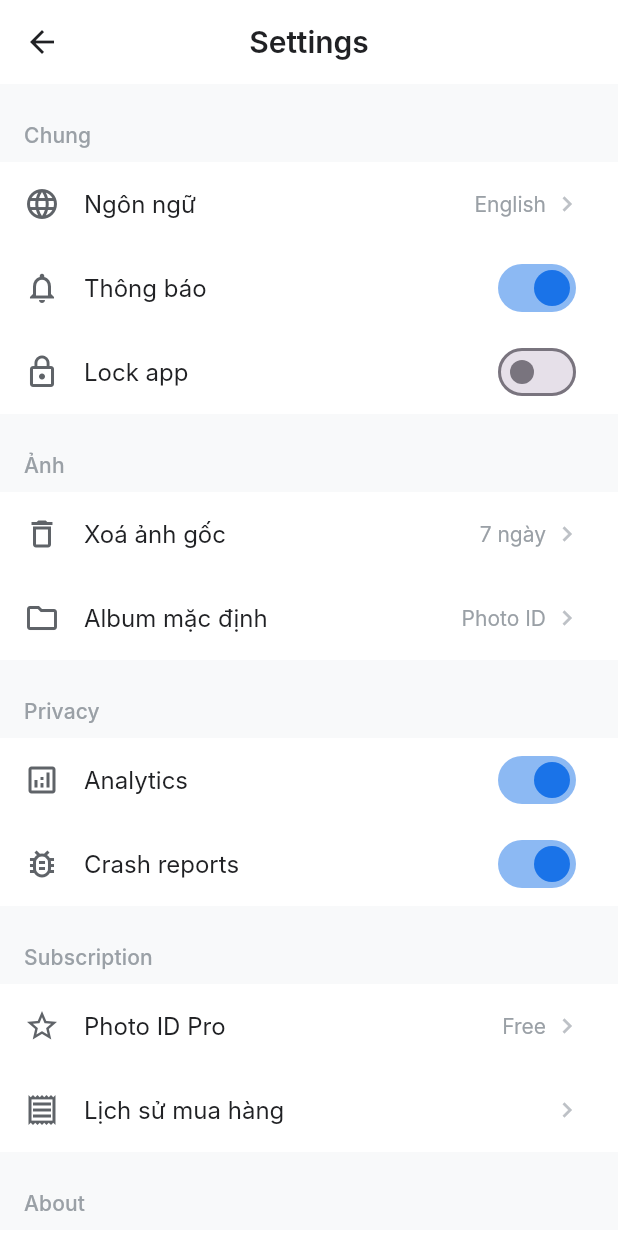
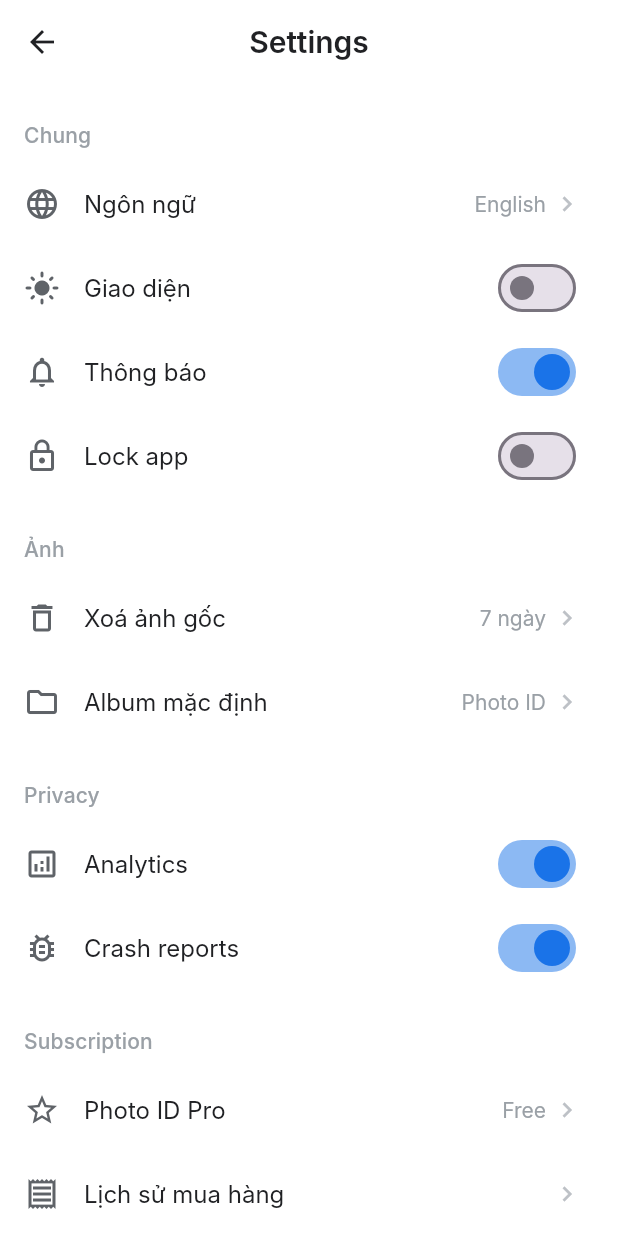
Before and after one commit to ngovan960/photo, a Flutter app: the SettingsScreen screen opened by its route, on a phone screen of 412 x 824 dp. Run offline on Flutter 3.47's test engine with Material 3 defaults, Android fonts, the phone set to English and light mode, and no system bars; our stand-ins replace camera, flutter_riverpod, go_router, share_plus; missing offline and left inert: google_mlkit_face_detection; Roboto replaces fonts that are missing (Inter).

Commit message:
Add Dark Mode toggle
- ThemeProvider with light/dark/system modes
- Dark theme colors (AppDarkColors)
- Settings screen with theme switch
- 64 tests passing

```diff
--- a/lib/core/theme/app_colors.dart
+++ b/lib/core/theme/app_colors.dart
@@ -42,3 +42,25 @@ class AppColors {
   static const Color bgRed = Color(0xFFDC3545);
   static const Color bgGray = Color(0xFFB0BEC5);
 }
+
+class AppDarkColors {
+  // Background
+  static const Color background = Color(0xFF121212);
+  static const Color surface = Color(0xFF1E1E1E);
+  static const Color surfaceVariant = Color(0xFF2C2C2C);
+
+  // Text
+  static const Color textPrimary = Color(0xFFE0E0E0);
+  static const Color textSecondary = Color(0xFF9E9E9E);
+
+  // Border
+  static const Color border = Color(0xFF3C3C3C);
+  static const Color divider = Color(0xFF2C2C2C);
+
+  // Same as light for semantic colors
+  static const Color primary = Color(0xFF90CAF9);       // Lighter blue for dark
+  static const Color primarySurface = Color(0xFF1A3A5C);
+  static const Color success = Color(0xFF81C784);
+  static const Color warning = Color(0xFFFFD54F);
+  static const Color error = Color(0xFFEF9A9A);
+}
--- a/lib/core/theme/app_theme.dart
+++ b/lib/core/theme/app_theme.dart
@@ -20,7 +20,7 @@ class AppTheme {
       color: AppColors.white,
       elevation: 0,
       shape: RoundedRectangleBorder(
-        borderRadius: BorderRadius.circular(AppBorderRadius.md),
+        borderRadius: BorderRadius.circular(AppBorderRadius.sm),
         side: const BorderSide(color: AppColors.gray200),
       ),
     ),
@@ -67,4 +67,68 @@ class AppTheme {
       ),
     ),
   );
+
+  static ThemeData get dark => ThemeData(
+    useMaterial3: true,
+    brightness: Brightness.dark,
+    primaryColor: AppDarkColors.primary,
+    scaffoldBackgroundColor: AppDarkColors.background,
+    fontFamily: AppTypography.fontFamily,
+    appBarTheme: AppBarTheme(
+      backgroundColor: AppDarkColors.surface,
+      foregroundColor: AppDarkColors.textPrimary,
+      elevation: 0,
+      centerTitle: true,
+    ),
+    cardTheme: CardTheme(
+      color: AppDarkColors.surface,
+      elevation: 0,
+      shape: RoundedRectangleBorder(
+        borderRadius: BorderRadius.circular(AppBorderRadius.sm),
+        side: BorderSide(color: AppDarkColors.border),
+      ),
+    ),
+    elevatedButtonTheme: ElevatedButtonThemeData(
+      style: ElevatedButton.styleFrom(
+        backgroundColor: AppDarkColors.primary,
+        foregroundColor: AppDarkColors.background,
+        elevation: 0,
+        minimumSize: const Size(double.infinity, 52),
+        shape: RoundedRectangleBorder(
+          borderRadius: BorderRadius.circular(AppBorderRadius.sm),
+        ),
+        textStyle: AppTypography.labelLarge.copyWith(color: AppDarkColors.background),
+      ),
+    ),
+    outlinedButtonTheme: OutlinedButtonThemeData(
+      style: OutlinedButton.styleFrom(
+        foregroundColor: AppDarkColors.primary,
+        side: BorderSide(color: AppDarkColors.primary),
+        minimumSize: const Size(double.infinity, 52),
+        shape: RoundedRectangleBorder(
+          borderRadius: BorderRadius.circular(AppBorderRadius.sm),
+        ),
+      ),
+    ),
+    inputDecorationTheme: InputDecorationTheme(
+      filled: true,
+      fillColor: AppDarkColors.surfaceVariant,
+      border: OutlineInputBorder(
+        borderRadius: BorderRadius.circular(AppBorderRadius.sm),
+        borderSide: BorderSide(color: AppDarkColors.border),
+      ),
+      enabledBorder: OutlineInputBorder(
+        borderRadius: BorderRadius.circular(AppBorderRadius.sm),
+        borderSide: BorderSide(color: AppDarkColors.border),
+      ),
+      focusedBorder: OutlineInputBorder(
+        borderRadius: BorderRadius.circular(AppBorderRadius.sm),
+        borderSide: const BorderSide(color: AppColors.primary, width: 2),
+      ),
+      contentPadding: const EdgeInsets.symmetric(
+        horizontal: AppSpacing.base,
+        vertical: AppSpacing.md,
+      ),
+    ),
+  );
 }
--- a/lib/features/settings/presentation/screens/settings_screen.dart
+++ b/lib/features/settings/presentation/screens/settings_screen.dart
@@ -4,6 +4,7 @@ import 'package:go_router/go_router.dart';
 import 'package:photo_id/core/theme/app_colors.dart';
 import 'package:photo_id/core/theme/app_typography.dart';
 import 'package:photo_id/core/theme/app_spacing.dart';
+import 'package:photo_id/core/theme/theme_provider.dart';
 import 'package:photo_id/features/subscription/presentation/providers/subscription_provider.dart';
 
 class SettingsScreen extends ConsumerWidget {
@@ -12,13 +13,15 @@ class SettingsScreen extends ConsumerWidget {
   @override
   Widget build(BuildContext context, WidgetRef ref) {
     final subscriptionState = ref.watch(subscriptionProvider);
+    final themeMode = ref.watch(themeProvider);
+    final isDark = themeMode == ThemeMode.dark;
 
     return Scaffold(
-      backgroundColor: AppColors.gray50,
+      backgroundColor: Theme.of(context).scaffoldBackgroundColor,
       appBar: AppBar(
         title: Text(
           'Settings',
-          style: AppTypography.h2.copyWith(color: AppColors.gray900),
+          style: AppTypography.h2,
         ),
         leading: IconButton(
           icon: const Icon(Icons.arrow_back),
@@ -36,6 +39,17 @@ class SettingsScreen extends ConsumerWidget {
               title: 'Ngôn ngữ',
               trailing: 'English',
               onTap: () {},
+            ),
+            _SettingsTile(
+              icon: isDark ? Icons.dark_mode : Icons.light_mode,
+              title: 'Giao diện',
+              trailingWidget: Switch(
+                value: isDark,
+                onChanged: (value) {
+                  ref.read(themeProvider.notifier).toggleTheme();
+                },
+                activeColor: AppColors.primary,
+              ),
             ),
             _SettingsTile(
               icon: Icons.notifications_outlined,
@@ -181,7 +195,7 @@ class _SettingsTile extends StatelessWidget {
   @override
   Widget build(BuildContext context) {
     return Container(
-      color: AppColors.white,
+      color: Theme.of(context).scaffoldBackgroundColor,
       child: ListTile(
         leading: Icon(icon, color: AppColors.gray700),
         title: Text(title, style: AppTypography.bodyLarge),
--- a/lib/main.dart
+++ b/lib/main.dart
@@ -2,21 +2,26 @@ import 'package:flutter/material.dart';
 import 'package:flutter_riverpod/flutter_riverpod.dart';
 import 'package:photo_id/core/router/app_router.dart';
 import 'package:photo_id/core/theme/app_theme.dart';
+import 'package:photo_id/core/theme/theme_provider.dart';
 
 void main() {
   WidgetsFlutterBinding.ensureInitialized();
   runApp(const ProviderScope(child: PhotoIdApp()));
 }
 
-class PhotoIdApp extends StatelessWidget {
+class PhotoIdApp extends ConsumerWidget {
   const PhotoIdApp({super.key});
 
   @override
-  Widget build(BuildContext context) {
+  Widget build(BuildContext context, WidgetRef ref) {
+    final themeMode = ref.watch(themeProvider);
+
     return MaterialApp.router(
       title: 'Photo ID',
       debugShowCheckedModeBanner: false,
       theme: AppTheme.light,
+      darkTheme: AppTheme.dark,
+      themeMode: themeMode,
       routerConfig: AppRouter.router,
     );
   }
```
Also changed, not shown: lib/core/theme/theme_provider.dart (added, +40 -0 lines), 1 other file.
